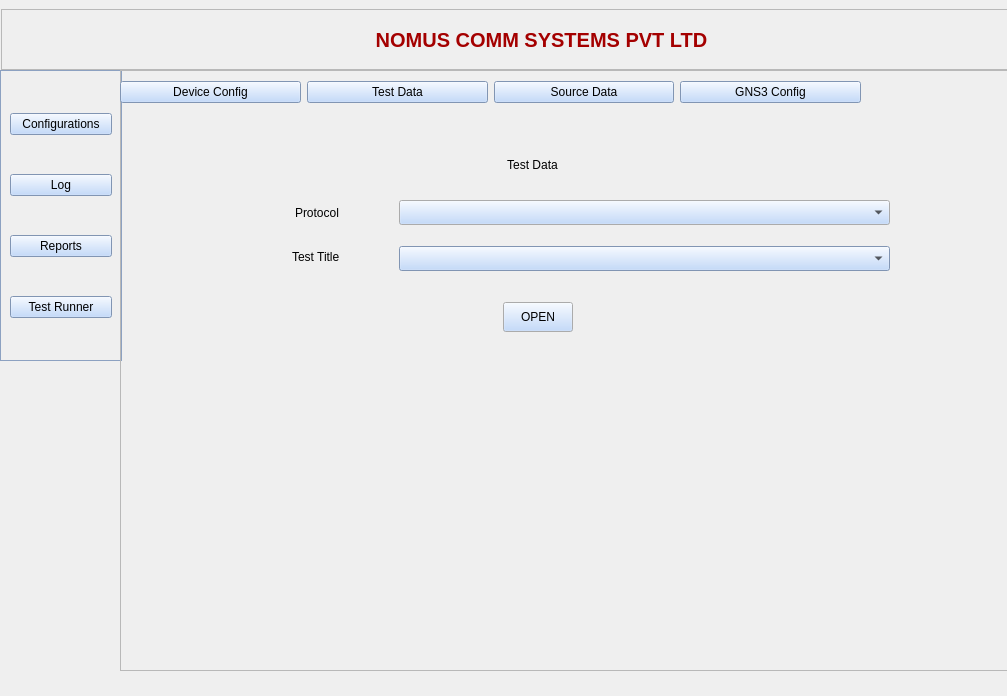
First picture: the form in FUNCTIONALITY_TOOL/ui/test_data.ui, repository skystar23/Automation_tool, before the edit.
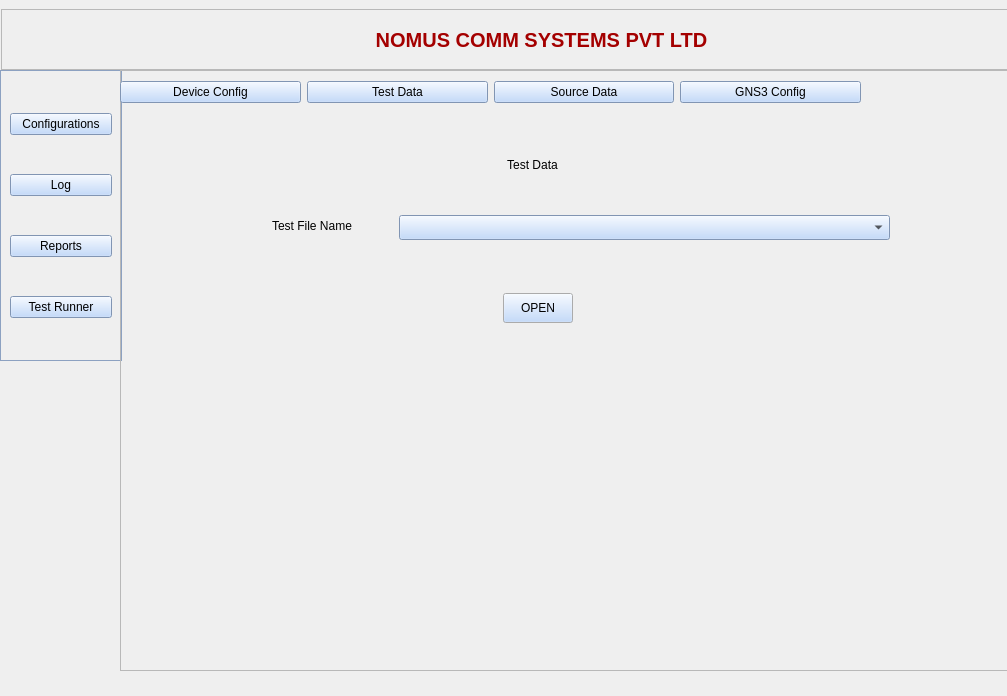
Second picture: the form after the edit.

```diff
--- a/FUNCTIONALITY_TOOL/ui/test_data.ui
+++ b/FUNCTIONALITY_TOOL/ui/test_data.ui
@@ -1312,84 +1312,24 @@
        <string> Test Data</string>
       </property>
      </widget>
-     <widget class="QLabel" name="test_data_proto_label">
-      <property name="geometry">
-       <rect>
-        <x>145</x>
-        <y>93</y>
-        <width>81</width>
-        <height>20</height>
-       </rect>
-      </property>
-      <property name="text">
-       <string>Protocol</string>
-      </property>
-     </widget>
-     <widget class="QComboBox" name="test_data_proto_dp">
-      <property name="geometry">
-       <rect>
-        <x>249</x>
-        <y>90</y>
-        <width>491</width>
-        <height>25</height>
-       </rect>
-      </property>
-      <property name="palette">
-       <palette>
-        <active>
-         <colorrole role="Button">
-          <brush brushstyle="SolidPattern">
-           <color alpha="255">
-            <red>181</red>
-            <green>209</green>
-            <blue>250</blue>
-           </color>
-          </brush>
-         </colorrole>
-        </active>
-        <inactive>
-         <colorrole role="Button">
-          <brush brushstyle="SolidPattern">
-           <color alpha="255">
-            <red>181</red>
-            <green>209</green>
-            <blue>250</blue>
-           </color>
-          </brush>
-         </colorrole>
-        </inactive>
-        <disabled>
-         <colorrole role="Button">
-          <brush brushstyle="SolidPattern">
-           <color alpha="255">
-            <red>181</red>
-            <green>209</green>
-            <blue>250</blue>
-           </color>
-          </brush>
-         </colorrole>
-        </disabled>
-       </palette>
-      </property>
-     </widget>
      <widget class="QLabel" name="test_data_title_lable">
       <property name="geometry">
        <rect>
-        <x>142</x>
-        <y>132</y>
-        <width>81</width>
+        <x>122</x>
+        <y>101</y>
+        <width>101</width>
         <height>30</height>
        </rect>
       </property>
       <property name="text">
-       <string>Test Title</string>
+       <string>Test File Name</string>
       </property>
      </widget>
      <widget class="QComboBox" name="test_data_title_dp">
       <property name="geometry">
        <rect>
         <x>249</x>
-        <y>136</y>
+        <y>105</y>
         <width>491</width>
         <height>25</height>
        </rect>
@@ -1490,7 +1430,7 @@
       <property name="geometry">
        <rect>
         <x>353</x>
-        <y>192</y>
+        <y>183</y>
         <width>70</width>
         <height>30</height>
        </rect>
```
